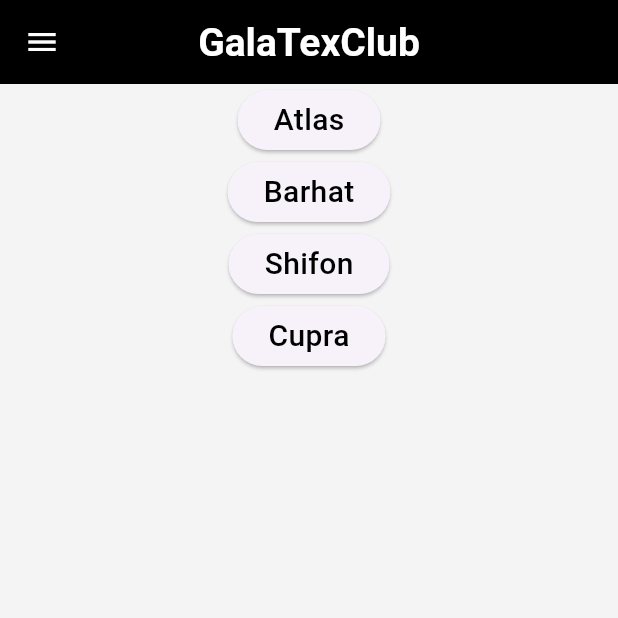
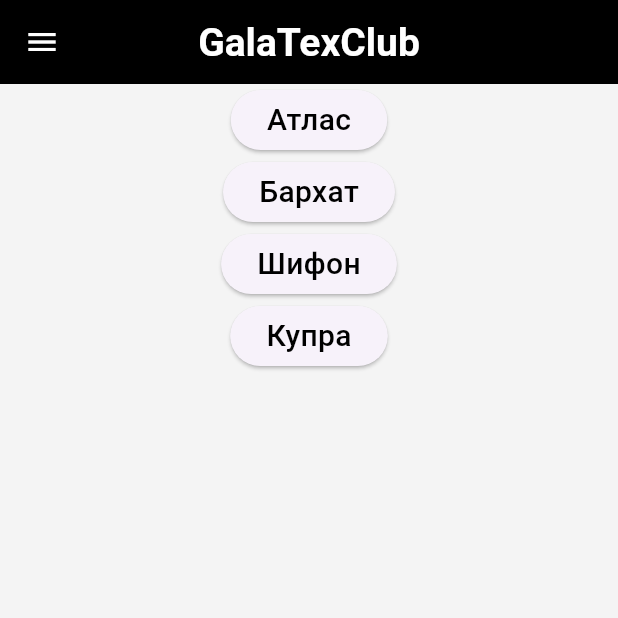
Before and after one commit to vitallios/devECommersMagazine, a Flutter app: the screen it shows after launch, on a phone screen of 412 x 824 dp, the top half of it. Run offline on Flutter 3.47's test engine with Material 2 defaults, Android fonts, the phone set to English and light mode, and no system bars; our stand-ins replace dio.

Commit message:
Update category_list_colum.dart

```diff
--- a/lib/category/category_list_colum.dart
+++ b/lib/category/category_list_colum.dart
@@ -15,10 +15,10 @@ class _CategoryListColumnState extends State<CategoryListColumn> {
     final them = Theme.of(context);
 
     final List<Map<String, Object>> catItem = [
-      {'id': 1, 'name': 'Atlas'},
-      {'id': 2, 'name': 'Barhat'},
-      {'id': 3, 'name': 'Shifon'},
-      {'id': 4, 'name': 'Cupra'},
+      {'id': 1, 'name': 'Атлас'},
+      {'id': 2, 'name': 'Бархат'},
+      {'id': 3, 'name': 'Шифон'},
+      {'id': 4, 'name': 'Купра'},
     ];
 
     return Scaffold(
```
